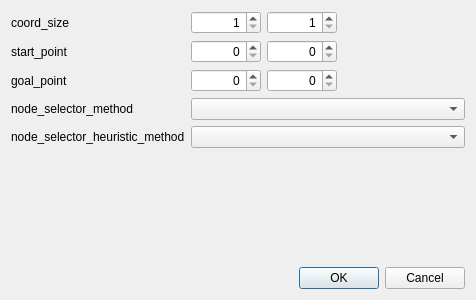
Qt form settingsdialog.ui (jnbarchan/astar) before a commit.
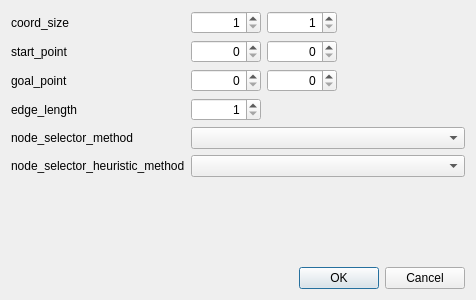
The same form after that commit.

Commit message: Added edge_length for Euclidean heuristic. Fixed some things, stable. No obstacles yet.

What changed in the file:
```diff
--- a/settingsdialog.ui
+++ b/settingsdialog.ui
@@ -187,26 +187,58 @@
        </item>
       </layout>
      </item>
-     <item row="3" column="0">
+     <item row="4" column="0">
       <widget class="QLabel" name="label_5">
        <property name="text">
         <string>node_selector_method</string>
        </property>
       </widget>
      </item>
-     <item row="3" column="1">
+     <item row="4" column="1">
       <widget class="QComboBox" name="node_selector_method"/>
      </item>
-     <item row="4" column="0">
+     <item row="5" column="0">
       <widget class="QLabel" name="label_2">
        <property name="text">
         <string>node_selector_heuristic_method</string>
        </property>
       </widget>
      </item>
-     <item row="4" column="1">
+     <item row="5" column="1">
       <widget class="QComboBox" name="node_selector_heuristic_method"/>
      </item>
+     <item row="3" column="0">
+      <widget class="QLabel" name="label_6">
+       <property name="text">
+        <string>edge_length</string>
+       </property>
+      </widget>
+     </item>
+     <item row="3" column="1">
+      <widget class="QSpinBox" name="edge_length">
+       <property name="sizePolicy">
+        <sizepolicy hsizetype="Fixed" vsizetype="Fixed">
+         <horstretch>0</horstretch>
+         <verstretch>0</verstretch>
+        </sizepolicy>
+       </property>
+       <property name="minimumSize">
+        <size>
+         <width>70</width>
+         <height>0</height>
+        </size>
+       </property>
+       <property name="alignment">
+        <set>Qt::AlignRight|Qt::AlignTrailing|Qt::AlignVCenter</set>
+       </property>
+       <property name="minimum">
+        <number>1</number>
+       </property>
+       <property name="maximum">
+        <number>9999</number>
+       </property>
+      </widget>
+     </item>
     </layout>
    </item>
    <item>
```
The commit also changes 5 other files.
